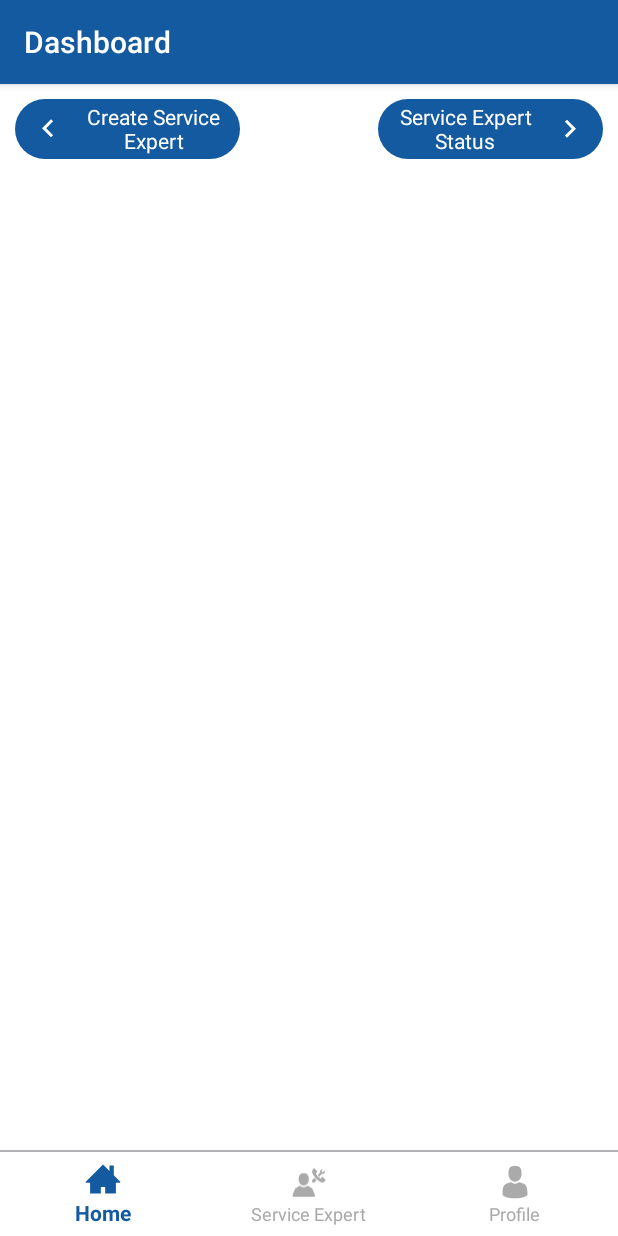
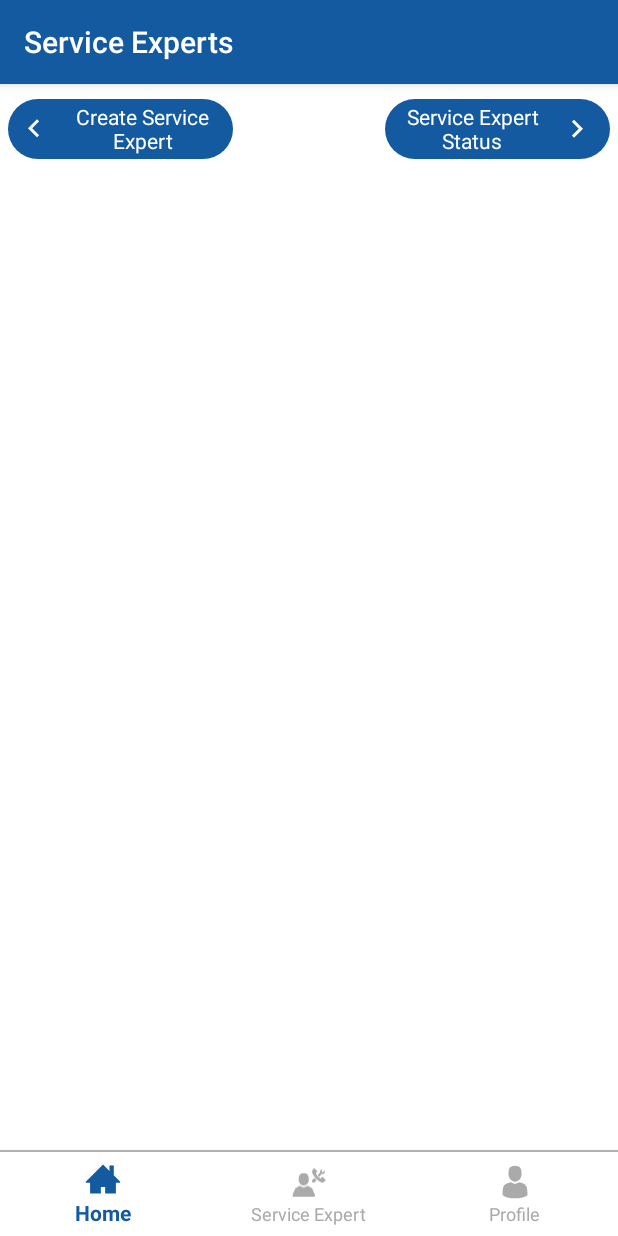
Before and after one commit to Developement-Happysanz/HSTAndroid2, an Android app: the fragment ServiceExpertFragment placed in its activity, on a phone screen of 412 x 824 dp. Run offline under Robolectric (Android 15) with nearby library versions, the phone set to English and light mode, and no system bars.

Commit message:
till complete registration

```diff
--- a/app/src/main/java/com/skilex/serviceprovider/activity/LandingPageActivity.java
+++ b/app/src/main/java/com/skilex/serviceprovider/activity/LandingPageActivity.java
@@ -11,6 +11,8 @@ import android.support.v7.app.AlertDialog;
 import android.support.v7.app.AppCompatActivity;
 import android.os.Bundle;
 import android.support.v7.widget.Toolbar;
+import android.view.Menu;
+import android.view.MenuInflater;
 import android.view.MenuItem;
 import android.widget.Toast;
 
--- a/app/src/main/java/com/skilex/serviceprovider/fragment/HomeFragment.java
+++ b/app/src/main/java/com/skilex/serviceprovider/fragment/HomeFragment.java
@@ -37,7 +37,7 @@ public class HomeFragment extends Fragment implements IServiceListener, DialogCl
     @Override
     public View onCreateView(@NonNull LayoutInflater inflater, @Nullable ViewGroup container, @Nullable Bundle savedInstanceState) {
         rootView = inflater.inflate(R.layout.fragment_home, container, false);
-
+        getActivity().setTitle("Dashboard");
         return rootView;
     }
 
--- a/app/src/main/java/com/skilex/serviceprovider/fragment/ServiceExpertFragment.java
+++ b/app/src/main/java/com/skilex/serviceprovider/fragment/ServiceExpertFragment.java
@@ -7,6 +7,8 @@ import android.support.annotation.NonNull;
 import android.support.annotation.Nullable;
 import android.support.v4.app.Fragment;
 import android.view.LayoutInflater;
+import android.view.Menu;
+import android.view.MenuInflater;
 import android.view.View;
 import android.view.ViewGroup;
 
@@ -37,8 +39,14 @@ public class ServiceExpertFragment extends Fragment implements IServiceListener,
     @Override
     public View onCreateView(@NonNull LayoutInflater inflater, @Nullable ViewGroup container, @Nullable Bundle savedInstanceState) {
         rootView = inflater.inflate(R.layout.fragment_service_expert, container, false);
+        getActivity().setTitle("Service Experts");
+        return rootView;
+    }
 
-        return rootView;
+    @Override
+    public void onCreateOptionsMenu(Menu menu, MenuInflater inflater) {
+        // TODO Add your menu entries here
+        super.onCreateOptionsMenu(menu, inflater);
     }
 
     @Override
--- a/app/src/main/res/layout/fragment_service_expert.xml
+++ b/app/src/main/res/layout/fragment_service_expert.xml
@@ -7,8 +7,8 @@
         android:layout_width="match_parent"
         android:layout_height="wrap_content"
         android:layout_marginTop="10dp"
-        android:paddingStart="10dp"
-        android:paddingEnd="10dp"
+        android:paddingStart="5dp"
+        android:paddingEnd="5dp"
         android:orientation="horizontal">
 
         <TextView
@@ -18,7 +18,7 @@
             android:background="@drawable/button_round_color"
             android:drawableLeft="@drawable/ic_keyboard_arrow_left"
             android:gravity="center"
-            android:paddingStart="10dp"
+            android:paddingStart="5dp"
             android:text="Create Service Expert"
             android:textColor="@color/white" />
 
```
